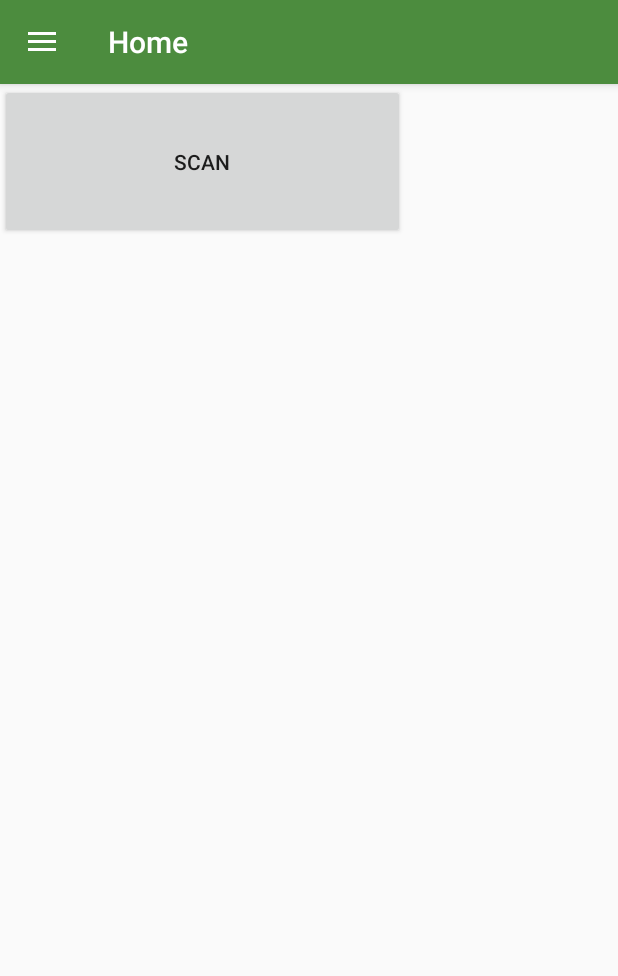
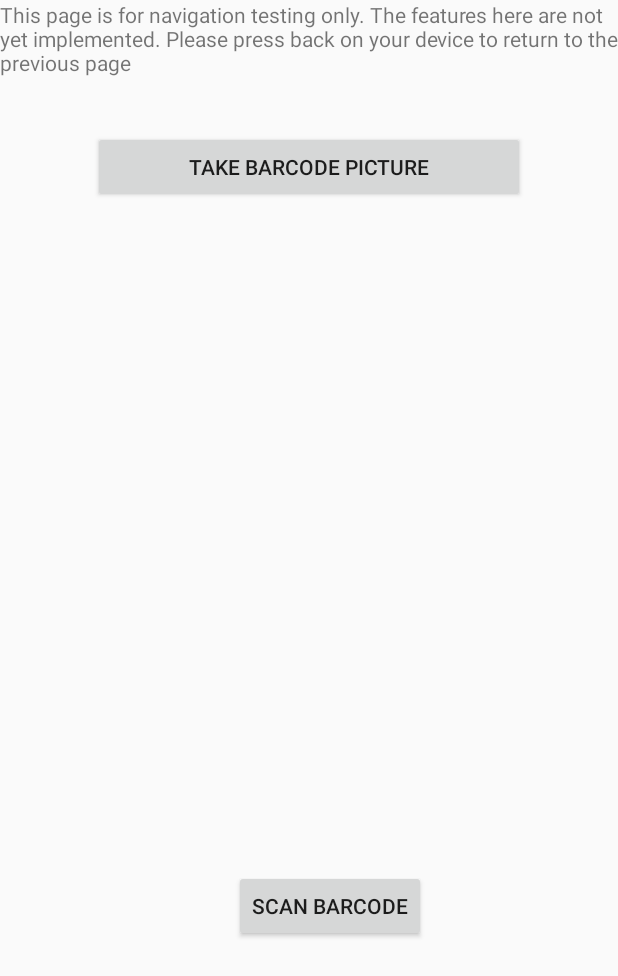
Before and after one commit to MobileApps-Cascadia/northcreekforest-app, an Android app: the screen it shows after launch (MainActivity before the commit, BarcodeScanner after it), in the side drawer, after a tap on "Scan", on a phone screen of 412 x 824 dp. Shown: the top 976 px of the screen. Run offline under Robolectric (Android 15) with nearby library versions, the phone set to English and light mode, and no system bars.

Commit message:
Initial commit for #28 Nav set up for scanner

```diff
--- a/app/src/main/java/edu/cascadia/emilio/foncfphoto_points/BarcodeScanner.java
+++ b/app/src/main/java/edu/cascadia/mobas/northcreekforest/BarcodeScanner.java
@@ -1,4 +1,4 @@
-package edu.cascadia.emilio.foncfphoto_points;
+package edu.cascadia.mobas.northcreekforest;
 
 
 import android.content.Intent;
--- a/app/src/main/java/edu/cascadia/mobas/northcreekforest/ContactActivity.java
+++ b/app/src/main/java/edu/cascadia/mobas/northcreekforest/ContactActivity.java
@@ -35,7 +35,7 @@ public class ContactActivity extends Fragment {
 
                 //Open email prompt with intent
                 Intent mail = new Intent(Intent.ACTION_SEND);
-                mail.putExtra(Intent.EXTRA_EMAIL,new String[]{"aaronakohler@gmail.com"});
+                mail.putExtra(Intent.EXTRA_EMAIL,new String[]{"testingfncf@gmail.com"});
                 mail.putExtra(Intent.EXTRA_SUBJECT, sub);
                 mail.putExtra(Intent.EXTRA_TEXT, mess);
                 mail.setType("message/rfc822");
--- a/app/src/main/java/edu/cascadia/emilio/foncfphoto_points/Email.java
+++ b/app/src/main/java/edu/cascadia/mobas/northcreekforest/Email.java
@@ -1,4 +1,4 @@
-package edu.cascadia.emilio.foncfphoto_points;
+package edu.cascadia.mobas.northcreekforest;
 
 import android.content.Intent;
 import android.os.Bundle;
--- a/app/src/main/java/edu/cascadia/mobas/northcreekforest/MainActivity.java
+++ b/app/src/main/java/edu/cascadia/mobas/northcreekforest/MainActivity.java
@@ -95,6 +95,7 @@ public class MainActivity extends AppCompatActivity implements
                 break;
             case R.id.nav_scan:
                 //fragment = new Scan();
+                startActivity(new Intent(MainActivity.this, BarcodeScanner.class));
                 break;
             case R.id.nav_plants:
                 fragment = new PlanetFragment();
--- a/app/src/main/java/edu/cascadia/emilio/foncfphoto_points/PictureBarcode.java
+++ b/app/src/main/java/edu/cascadia/mobas/northcreekforest/PictureBarcode.java
@@ -1,4 +1,4 @@
-package edu.cascadia.emilio.foncfphoto_points;
+package edu.cascadia.mobas.northcreekforest;
 
 import android.support.v7.app.AppCompatActivity;
 import android.os.Bundle;
@@ -11,13 +11,11 @@ import android.content.pm.PackageManager;
 import android.graphics.Bitmap;
 import android.graphics.BitmapFactory;
 import android.net.Uri;
-import android.os.Bundle;
 import android.os.Environment;
 import android.provider.MediaStore;
 import android.support.annotation.NonNull;
 import android.support.v4.app.ActivityCompat;
 import android.support.v4.content.FileProvider;
-import android.support.v7.app.AppCompatActivity;
 import android.util.Log;
 import android.util.SparseArray;
 import android.view.View;
--- a/app/src/main/java/edu/cascadia/emilio/foncfphoto_points/ScannedBarcode.java
+++ b/app/src/main/java/edu/cascadia/mobas/northcreekforest/ScannedBarcode.java
@@ -1,4 +1,4 @@
-package edu.cascadia.emilio.foncfphoto_points;
+package edu.cascadia.mobas.northcreekforest;
 
 import android.Manifest;
 import android.content.Intent;
--- a/app/src/main/res/layout/activity_barcode_scanner.xml
+++ b/app/src/main/res/layout/activity_barcode_scanner.xml
@@ -6,6 +6,10 @@
     android:layout_height="match_parent"
     tools:context=".BarcodeScanner">
 
+    <TextView
+        android:layout_width="wrap_content"
+        android:layout_height="wrap_content"
+        android:text="This page is for navigation testing only. The features here are not yet implemented. Please press back on your device to return to the previous page"/>
     <Button
         android:id="@+id/btnTakePicture"
         android:layout_width="0dp"
```
